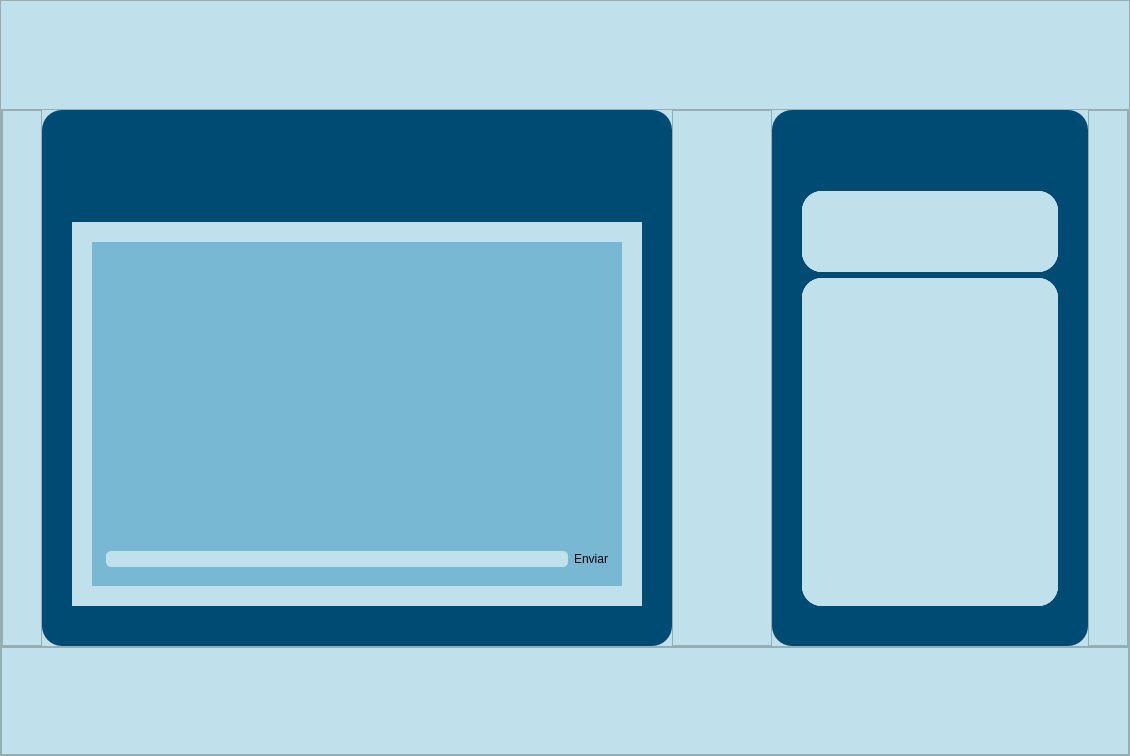
Yosoyepa/MyUnApp, file src/resources/interface/Ventana_Chat.ui: the form before one commit.
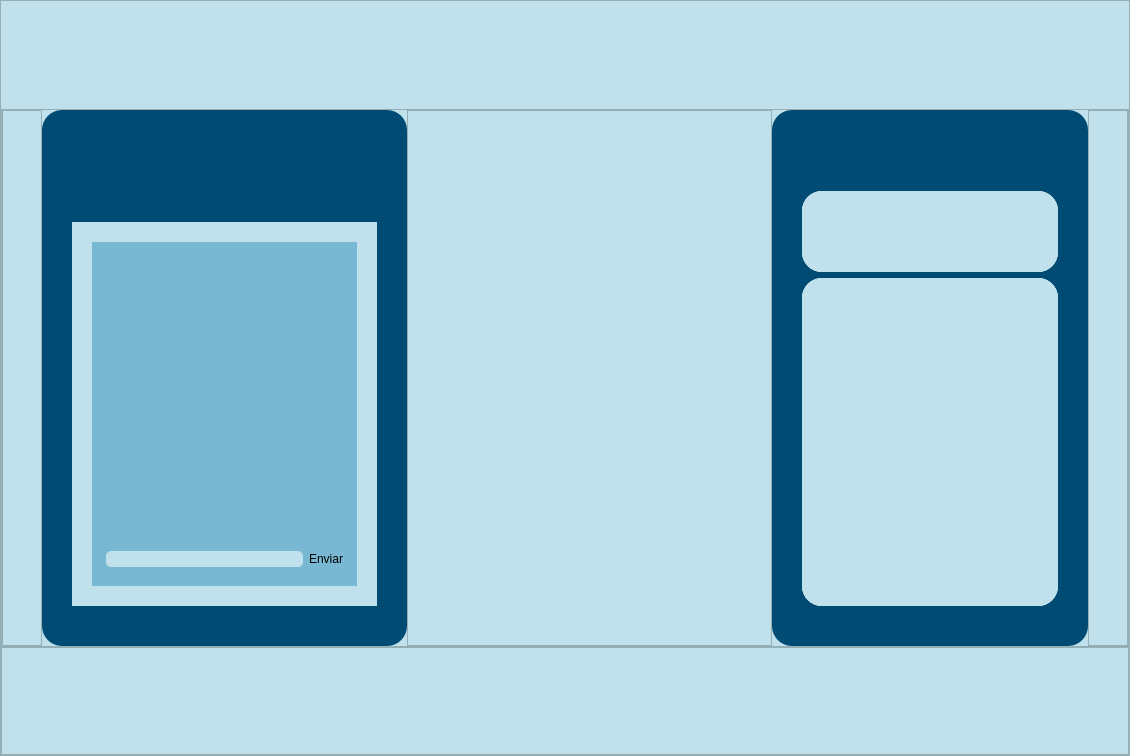
The form after the commit. Icons and pictures are not drawn.

The edit to the form file:
```diff
--- a/src/resources/interface/Ventana_Chat.ui
+++ b/src/resources/interface/Ventana_Chat.ui
@@ -314,7 +314,7 @@
                           <rect>
                            <x>0</x>
                            <y>0</y>
-                           <width>530</width>
+                           <width>265</width>
                            <height>344</height>
                           </rect>
                          </property>
@@ -479,7 +479,7 @@
                 <item>
                  <widget class="QFrame" name="frame_11">
                   <property name="sizePolicy">
-                   <sizepolicy hsizetype="Maximum" vsizetype="Preferred">
+                   <sizepolicy hsizetype="Preferred" vsizetype="Preferred">
                     <horstretch>0</horstretch>
                     <verstretch>0</verstretch>
                    </sizepolicy>
```
Left out of the diff: 16 changed lines with no effect on the pictures.
